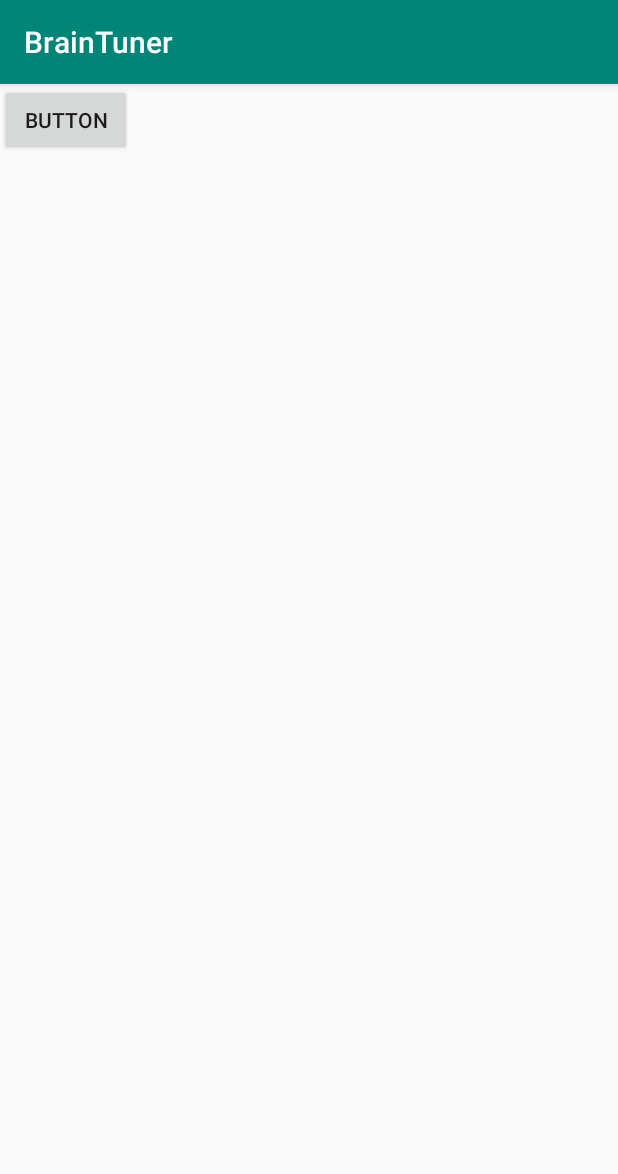
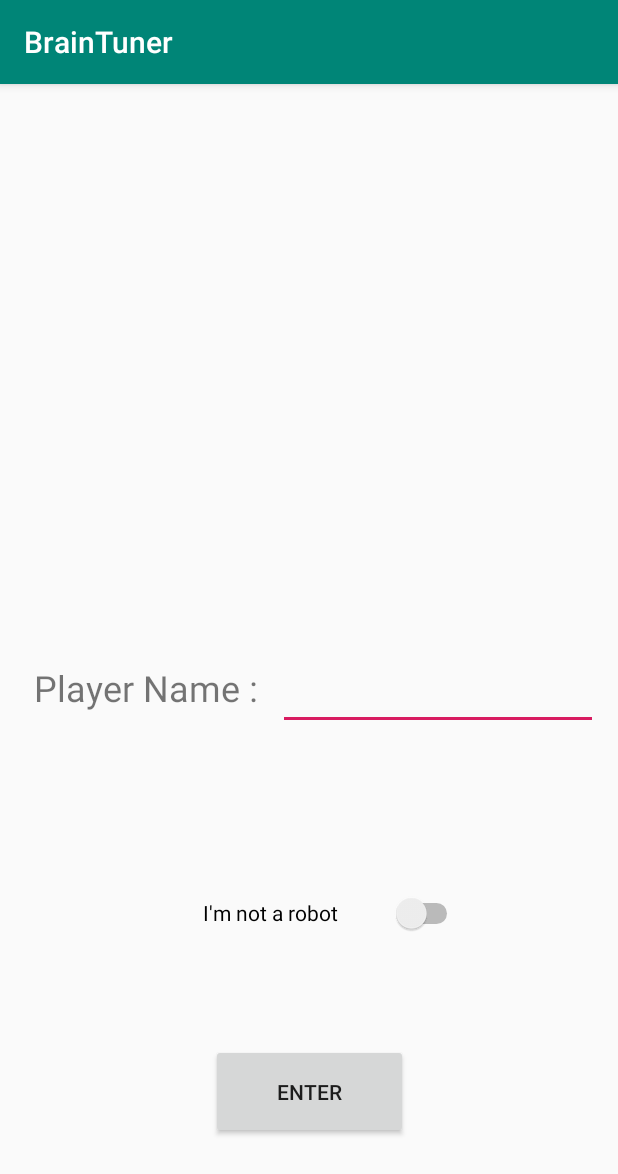
Before and after one commit to tdwic/BrainTuner2, an Android app: the screen it shows after launch (MainActivity), on a phone screen of 412 x 824 dp. Shown: the top 1174 px of the screen. Run offline under Robolectric (Android 15) with nearby library versions, the phone set to English and light mode, and no system bars.

Commit message:
image edit

```diff
--- a/app/src/main/res/layout/activity_main.xml
+++ b/app/src/main/res/layout/activity_main.xml
@@ -6,30 +6,88 @@
     android:layout_height="match_parent"
     tools:context=".MainActivity">
 
-    <TableLayout
-        android:id="@+id/tableLayout"
-        android:layout_width="395dp"
-        android:layout_height="715dp"
-        tools:layout_editor_absoluteX="8dp"
-        tools:layout_editor_absoluteY="8dp">
-
-    </TableLayout>
-
     <Button
         android:id="@+id/button"
-        android:layout_width="wrap_content"
-        android:layout_height="wrap_content"
-        android:text="@string/button"
-        tools:layout_editor_absoluteX="104dp"
-        tools:layout_editor_absoluteY="100dp" />
+        android:layout_width="131dp"
+        android:layout_height="63dp"
+        android:layout_marginStart="8dp"
+        android:layout_marginTop="8dp"
+        android:layout_marginEnd="8dp"
+        android:layout_marginBottom="8dp"
+        android:text="Enter"
+        app:layout_constraintBottom_toBottomOf="parent"
+        app:layout_constraintEnd_toEndOf="parent"
+        app:layout_constraintStart_toStartOf="parent"
+        app:layout_constraintTop_toTopOf="parent"
+        app:layout_constraintVertical_bias="0.918" />
 
     <ImageView
         android:id="@+id/imageView"
         android:layout_width="wrap_content"
         android:layout_height="wrap_content"
-        tools:layout_editor_absoluteX="80dp"
-        tools:layout_editor_absoluteY="277dp"
-        tools:srcCompat="@tools:sample/avatars[0]"
-        android:contentDescription="TODO" />
+        android:layout_marginStart="8dp"
+        android:layout_marginTop="120dp"
+        android:layout_marginEnd="8dp"
+        android:layout_marginBottom="8dp"
+        android:contentDescription="TODO"
+        app:layout_constraintBottom_toBottomOf="parent"
+        app:layout_constraintEnd_toEndOf="parent"
+        app:layout_constraintHorizontal_bias="0.539"
+        app:layout_constraintStart_toStartOf="parent"
+        app:layout_constraintTop_toTopOf="parent"
+        app:layout_constraintVertical_bias="0.117"
+        tools:srcCompat="@tools:sample/avatars[0]" />
+
+    <Switch
+        android:id="@+id/switch1"
+        android:layout_width="206dp"
+        android:layout_height="32dp"
+        android:layout_marginStart="8dp"
+        android:layout_marginTop="8dp"
+        android:layout_marginEnd="8dp"
+        android:layout_marginBottom="8dp"
+        android:text="I'm not a robot "
+        android:textAlignment="center"
+        app:layout_constraintBottom_toBottomOf="parent"
+        app:layout_constraintEnd_toEndOf="parent"
+        app:layout_constraintHorizontal_bias="0.497"
+        app:layout_constraintStart_toStartOf="parent"
+        app:layout_constraintTop_toTopOf="parent"
+        app:layout_constraintVertical_bias="0.734" />
+
+    <TextView
+        android:id="@+id/textView"
+        android:layout_width="177dp"
+        android:layout_height="46dp"
+        android:layout_marginStart="8dp"
+        android:layout_marginTop="8dp"
+        android:layout_marginEnd="204dp"
+        android:layout_marginBottom="8dp"
+        android:text="Player Name :"
+        android:textAlignment="center"
+        android:textSize="24sp"
+        app:layout_constraintBottom_toBottomOf="parent"
+        app:layout_constraintEnd_toEndOf="parent"
+        app:layout_constraintHorizontal_bias="0.0"
+        app:layout_constraintStart_toStartOf="parent"
+        app:layout_constraintTop_toTopOf="parent"
+        app:layout_constraintVertical_bias="0.535" />
+
+    <EditText
+        android:id="@+id/editText2"
+        android:layout_width="wrap_content"
+        android:layout_height="wrap_content"
+        android:layout_marginStart="8dp"
+        android:layout_marginTop="8dp"
+        android:layout_marginEnd="8dp"
+        android:layout_marginBottom="8dp"
+        android:ems="10"
+        android:inputType="textPersonName"
+        app:layout_constraintBottom_toBottomOf="parent"
+        app:layout_constraintEnd_toEndOf="parent"
+        app:layout_constraintHorizontal_bias="0.972"
+        app:layout_constraintStart_toStartOf="parent"
+        app:layout_constraintTop_toTopOf="parent"
+        app:layout_constraintVertical_bias="0.534" />
 
 </androidx.constraintlayout.widget.ConstraintLayout>
```
